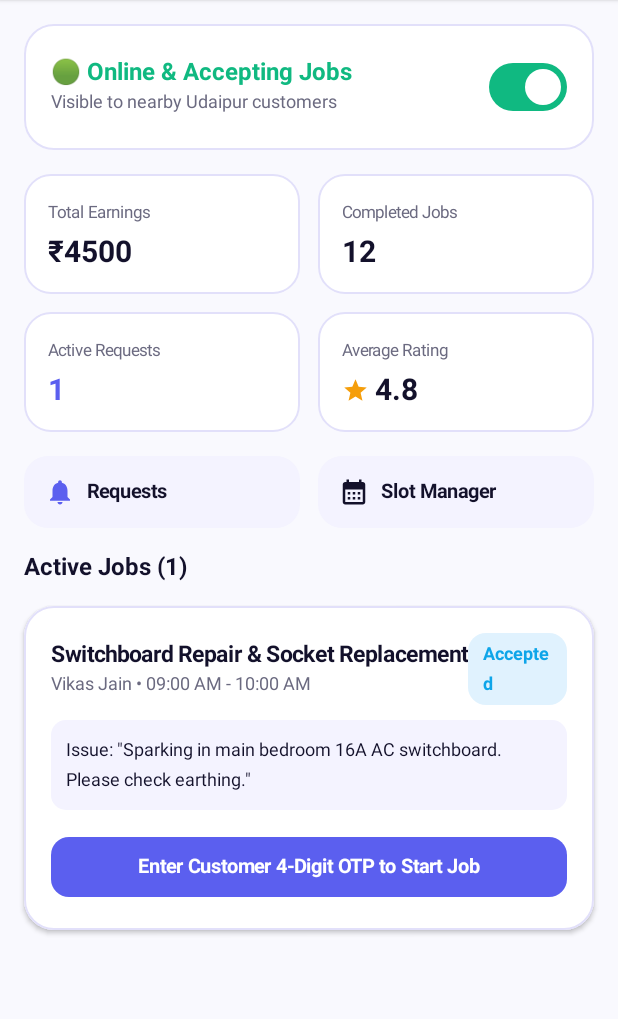
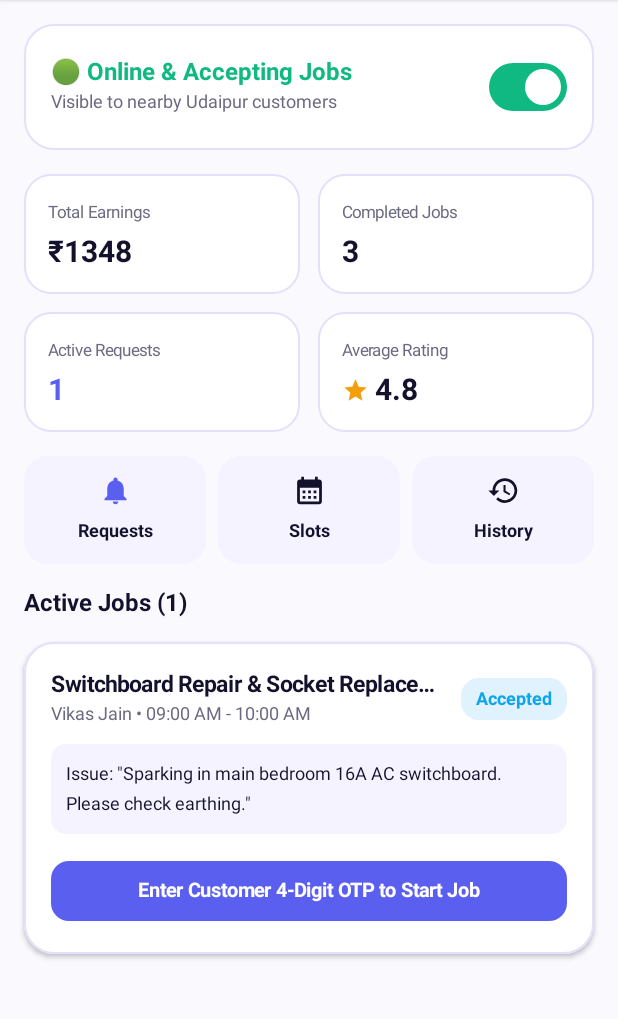
Before and after one commit to Siyagour/Neighborly, an Android app built with Jetpack Compose: the screen it shows after launch (MainActivity), after a tap on "Sign In", on a phone screen of 412 x 824 dp, the part 102-1121 px from its top. Run offline under Robolectric (Android 15) with nearby library versions, the phone set to English and light mode, and no system bars; our stand-ins replace Room's generated code; 2 other taps on this screen came first.

Commit message:
Fix slot manager toggles, add dedicated provider history screen, fix status bar overlap and badge layout, and bump Room to v3

```diff
--- a/app/src/main/java/com/neighborly/app/data/local/AppDatabase.kt
+++ b/app/src/main/java/com/neighborly/app/data/local/AppDatabase.kt
@@ -25,7 +25,7 @@ import com.neighborly.app.data.local.entity.UserAccountEntity
         BookingEntity::class,
         ReviewEntity::class
     ],
-    version = 2,
+    version = 3,
     exportSchema = false
 )
 abstract class AppDatabase : RoomDatabase() {
--- a/app/src/main/java/com/neighborly/app/data/repository/MarketplaceRepository.kt
+++ b/app/src/main/java/com/neighborly/app/data/repository/MarketplaceRepository.kt
@@ -200,6 +200,10 @@ class MarketplaceRepository(private val db: AppDatabase) {
         providerDao.updateOnlineStatus(providerId, isOnline)
     }
 
+    suspend fun setSlotBlocked(slotId: Long, isBlocked: Boolean) = withContext(Dispatchers.IO) {
+        slotDao.updateBlockedStatus(slotId, isBlocked)
+    }
+
     suspend fun toggleSlotBlocked(slotId: Long, currentBlocked: Boolean) = withContext(Dispatchers.IO) {
         slotDao.updateBlockedStatus(slotId, !currentBlocked)
     }
--- a/app/src/main/java/com/neighborly/app/data/seed/DatabaseSeedData.kt
+++ b/app/src/main/java/com/neighborly/app/data/seed/DatabaseSeedData.kt
@@ -608,6 +608,116 @@ object DatabaseSeedData {
                 rating = null,
                 reviewText = null,
                 isReviewed = false
+            ),
+            BookingEntity(
+                id = 3,
+                providerId = 1,
+                slotId = 4,
+                customerName = "Sunil Mehta",
+                customerPhone = "9829001122",
+                subServiceName = "Ceiling Fan Installation & Repair",
+                slotTime = "02:00 PM - 03:00 PM",
+                status = "Completed",
+                issueNote = "Fan regulator and bearing noise in drawing room.",
+                startOtp = "3810",
+                initialQuoteMinInr = 200,
+                initialQuoteMaxInr = 450,
+                revisedQuoteInr = null,
+                revisedQuoteReason = null,
+                isRevisedQuoteApproved = false,
+                finalPaidAmountInr = 399,
+                createdAt = System.currentTimeMillis() - 86400000,
+                rating = 5.0f,
+                reviewText = "Reached within 15 minutes in Panchwati! Cleaned up after fixing the switchboard.",
+                isReviewed = true
+            ),
+            BookingEntity(
+                id = 4,
+                providerId = 1,
+                slotId = 3,
+                customerName = "Pooja Rathore",
+                customerPhone = "9829112233",
+                subServiceName = "MCB / Fuse Box Troubleshooting",
+                slotTime = "11:00 AM - 12:00 PM",
+                status = "Completed",
+                issueNote = "Main MCB tripping repeatedly when geyser is turned on.",
+                startOtp = "7294",
+                initialQuoteMinInr = 350,
+                initialQuoteMaxInr = 800,
+                revisedQuoteInr = 650,
+                revisedQuoteReason = "Replaced faulty 32A C-curve Havells MCB",
+                isRevisedQuoteApproved = true,
+                finalPaidAmountInr = 650,
+                createdAt = System.currentTimeMillis() - (86400000 * 3),
+                rating = 4.5f,
+                reviewText = "Very polite technician and fair pricing. Ceiling fan runs quietly now.",
+                isReviewed = true
+            ),
+            BookingEntity(
+                id = 5,
+                providerId = 1,
+                slotId = 5,
+                customerName = "Harish Soni",
+                customerPhone = "9829223344",
+                subServiceName = "Switchboard Repair & Socket Replacement",
+                slotTime = "04:00 PM - 05:00 PM",
+                status = "Completed",
+                issueNote = "Burnt socket in kitchen refrigerator line.",
+                startOtp = "6152",
+                initialQuoteMinInr = 150,
+                initialQuoteMaxInr = 300,
+                revisedQuoteInr = null,
+                revisedQuoteReason = null,
+                isRevisedQuoteApproved = false,
+                finalPaidAmountInr = 299,
+                createdAt = System.currentTimeMillis() - (86400000 * 4),
+                rating = 5.0f,
+                reviewText = "Prompt, honest diagnostic and quick fix.",
+                isReviewed = true
+            ),
+            BookingEntity(
+                id = 6,
+                providerId = 1,
+                slotId = 6,
+                customerName = "Neeraj Chouhan",
+                customerPhone = "9829334455",
+                subServiceName = "Ceiling Fan Installation & Repair",
+                slotTime = "03:00 PM - 04:00 PM",
+                status = "Cancelled",
+                issueNote = "Customer cancelled: Plan postponed to next weekend.",
+                startOtp = "8401",
+                initialQuoteMinInr = 200,
+                initialQuoteMaxInr = 450,
+                revisedQuoteInr = null,
+                revisedQuoteReason = null,
+                isRevisedQuoteApproved = false,
+                finalPaidAmountInr = null,
+                createdAt = System.currentTimeMillis() - (86400000 * 5),
+                rating = null,
+                reviewText = null,
+                isReviewed = false
+            ),
+            BookingEntity(
+                id = 7,
+                providerId = 1,
+                slotId = 7,
+                customerName = "Ritu Dave",
+                customerPhone = "9829445566",
+                subServiceName = "MCB / Fuse Box Troubleshooting",
+                slotTime = "05:00 PM - 06:00 PM",
+                status = "Declined",
+                issueNote = "Location outside normal 5km radius (Debari).",
+                startOtp = "5521",
+                initialQuoteMinInr = 350,
+                initialQuoteMaxInr = 800,
+                revisedQuoteInr = null,
+                revisedQuoteReason = null,
+                isRevisedQuoteApproved = false,
+                finalPaidAmountInr = null,
+                createdAt = System.currentTimeMillis() - (86400000 * 6),
+                rating = null,
+                reviewText = null,
+                isReviewed = false
             )
         )
         for (booking in sampleBookings) {
--- a/app/src/main/java/com/neighborly/app/ui/components/StatusBadge.kt
+++ b/app/src/main/java/com/neighborly/app/ui/components/StatusBadge.kt
@@ -42,6 +42,8 @@ fun StatusBadge(
         color = textColor,
         fontWeight = FontWeight.Bold,
         fontSize = 12.sp,
+        maxLines = 1,
+        softWrap = false,
         modifier = modifier
             .background(bgColor, RoundedCornerShape(12.dp))
             .padding(horizontal = 10.dp, vertical = 4.dp)
--- a/app/src/main/java/com/neighborly/app/ui/components/TopBarWithRoleSwitch.kt
+++ b/app/src/main/java/com/neighborly/app/ui/components/TopBarWithRoleSwitch.kt
@@ -11,6 +11,7 @@ import androidx.compose.foundation.layout.Spacer
 import androidx.compose.foundation.layout.fillMaxWidth
 import androidx.compose.foundation.layout.padding
 import androidx.compose.foundation.layout.size
+import androidx.compose.foundation.layout.statusBarsPadding
 import androidx.compose.foundation.layout.width
 import androidx.compose.foundation.shape.CircleShape
 import androidx.compose.foundation.shape.RoundedCornerShape
@@ -44,7 +45,9 @@ fun TopBarWithRoleSwitch(
     Surface(
         color = Color.White,
         shadowElevation = 2.dp,
-        modifier = Modifier.fillMaxWidth()
+        modifier = Modifier
+            .fillMaxWidth()
+            .statusBarsPadding()
     ) {
         Row(
             modifier = Modifier
--- a/app/src/main/java/com/neighborly/app/ui/navigation/AppNavigation.kt
+++ b/app/src/main/java/com/neighborly/app/ui/navigation/AppNavigation.kt
@@ -30,6 +30,7 @@ import com.neighborly.app.ui.profile.ProfileScreen
 import com.neighborly.app.ui.profile.ProfileViewModel
 import com.neighborly.app.ui.provider.IncomingRequestsScreen
 import com.neighborly.app.ui.provider.ProviderDashboardScreen
+import com.neighborly.app.ui.provider.ProviderHistoryScreen
 import com.neighborly.app.ui.provider.ProviderViewModel
 import com.neighborly.app.ui.provider.SlotManagerScreen
 
@@ -155,6 +156,9 @@ fun AppNavigation(repository: MarketplaceRepository) {
                         },
                         onNavigateToIncomingRequests = {
                             navController.navigate(Screen.IncomingRequests.route)
+                        },
+                        onNavigateToHistory = {
+                            navController.navigate(Screen.ProviderHistory.route)
                         }
                     )
                 }
@@ -168,6 +172,13 @@ fun AppNavigation(repository: MarketplaceRepository) {
 
                 composable(Screen.IncomingRequests.route) {
                     IncomingRequestsScreen(
+                        viewModel = providerViewModel,
+                        onBackClick = { navController.popBackStack() }
+                    )
+                }
+
+                composable(Screen.ProviderHistory.route) {
+                    ProviderHistoryScreen(
                         viewModel = providerViewModel,
                         onBackClick = { navController.popBackStack() }
                     )
--- a/app/src/main/java/com/neighborly/app/ui/navigation/Screen.kt
+++ b/app/src/main/java/com/neighborly/app/ui/navigation/Screen.kt
@@ -14,6 +14,7 @@ sealed class Screen(val route: String) {
     object ProviderDashboard : Screen("provider_dashboard")
     object SlotManager : Screen("slot_manager")
     object IncomingRequests : Screen("incoming_requests")
+    object ProviderHistory : Screen("provider_history")
 
     object Profile : Screen("profile")
 }
--- a/app/src/main/java/com/neighborly/app/ui/provider/ProviderDashboardScreen.kt
+++ b/app/src/main/java/com/neighborly/app/ui/provider/ProviderDashboardScreen.kt
@@ -19,6 +19,7 @@ import androidx.compose.foundation.lazy.items
 import androidx.compose.foundation.shape.RoundedCornerShape
 import androidx.compose.material.icons.Icons
 import androidx.compose.material.icons.filled.CalendarMonth
+import androidx.compose.material.icons.filled.History
 import androidx.compose.material.icons.filled.Notifications
 import androidx.compose.material.icons.filled.Star
 import androidx.compose.material3.Badge
@@ -44,6 +45,7 @@ import androidx.compose.ui.Modifier
 import androidx.compose.ui.draw.clip
 import androidx.compose.ui.graphics.Color
 import androidx.compose.ui.text.font.FontWeight
+import androidx.compose.ui.text.style.TextOverflow
 import androidx.compose.ui.unit.dp
 import androidx.compose.ui.unit.sp
 import androidx.compose.ui.window.Dialog
@@ -67,7 +69,8 @@ import com.neighborly.app.ui.theme.TextSecondary
 fun ProviderDashboardScreen(
     viewModel: ProviderViewModel,
     onNavigateToSlotManager: () -> Unit,
-    onNavigateToIncomingRequests: () -> Unit
+    onNavigateToIncomingRequests: () -> Unit,
+    onNavigateToHistory: () -> Unit
 ) {
     val provider by viewModel.activeProvider.collectAsState()
     val metrics by viewModel.metrics.collectAsState()
@@ -235,11 +238,11 @@ fun ProviderDashboardScreen(
             }
         }
 
-        // 3. Action Navigation Buttons
+        // 3. Action Navigation Buttons (Requests, Slots, History)
         item {
             Row(
                 modifier = Modifier.fillMaxWidth(),
-                horizontalArrangement = Arrangement.spacedBy(12.dp)
+                horizontalArrangement = Arrangement.spacedBy(8.dp)
             ) {
                 // Incoming Requests button with badge
                 Card(
@@ -249,43 +252,35 @@ fun ProviderDashboardScreen(
                         .weight(1f)
                         .clickable { onNavigateToIncomingRequests() }
                 ) {
-                    Row(
+                    Column(
                         modifier = Modifier
                             .fillMaxWidth()
-                            .padding(14.dp),
-                        verticalAlignment = Alignment.CenterVertically,
-                        horizontalArrangement = Arrangement.SpaceBetween
+                            .padding(12.dp),
+                        horizontalAlignment = Alignment.CenterHorizontally
                     ) {
-                        Row(verticalAlignment = Alignment.CenterVertically) {
+                        BadgedBox(
+                            badge = {
+                                if (incomingRequests.isNotEmpty()) {
+                                    Badge(containerColor = PrimaryIndigo) {
+                                        Text(text = incomingRequests.size.toString(), color = Color.White)
+                                    }
+                                }
+                            }
+                        ) {
                             Icon(
                                 imageVector = Icons.Default.Notifications,
                                 contentDescription = "Requests",
                                 tint = PrimaryIndigo,
-                                modifier = Modifier.size(20.dp)
-                            )
-                            Spacer(modifier = Modifier.width(8.dp))
-                            Text(
-                                text = "Requests",
-                                fontSize = 13.sp,
-                                fontWeight = FontWeight.Bold,
-                                color = DeepNavy
+                                modifier = Modifier.size(22.dp)
                             )
                         }
-                        if (incomingRequests.isNotEmpty()) {
-                            Box(
-                                modifier = Modifier
-                                    .clip(RoundedCornerShape(10.dp))
-                                    .background(PrimaryIndigo)
-                                    .padding(horizontal = 8.dp, vertical = 2.dp)
-                            ) {
-                                Text(
-                                    text = incomingRequests.size.toString(),
-                                    color = Color.White,
-                                    fontSize = 11.sp,
-                                    fontWeight = FontWeight.Bold
-                                )
-                            }
-                        }
+                        Spacer(modifier = Modifier.height(6.dp))
+                        Text(
+                            text = "Requests",
+                            fontSize = 12.sp,
+                            fontWeight = FontWeight.Bold,
+                            color = DeepNavy
+                        )
                     }
                 }
 
@@ -297,22 +292,52 @@ fun ProviderDashboardScreen(
                         .weight(1f)
                         .clickable { onNavigateToSlotManager() }
                 ) {
-                    Row(
+                    Column(
                         modifier = Modifier
                             .fillMaxWidth()
-                            .padding(14.dp),
-                        verticalAlignment = Alignment.CenterVertically
+                            .padding(12.dp),
+                        horizontalAlignment = Alignment.CenterHorizontally
                     ) {
                         Icon(
                             imageVector = Icons.Default.CalendarMonth,
                             contentDescription = "Slots",
                             tint = DeepNavy,
-                            modifier = Modifier.size(20.dp)
+                            modifier = Modifier.size(22.dp)
                         )
-                        Spacer(modifier = Modifier.width(8.dp))
+                        Spacer(modifier = Modifier.height(6.dp))
                         Text(
-                            text = "Slot Manager",
-                            fontSize = 13.sp,
+                            text = "Slots",
+                            fontSize = 12.sp,
+                            fontWeight = FontWeight.Bold,
+                            color = DeepNavy
+                        )
+                    }
+                }
+
+                // History button
+                Card(
+                    shape = RoundedCornerShape(16.dp),
+                    colors = CardDefaults.cardColors(containerColor = SoftLavender),
+                    modifier = Modifier
+                        .weight(1f)
+                        .clickable { onNavigateToHistory() }
+                ) {
+                    Column(
+                        modifier = Modifier
+                            .fillMaxWidth()
+                            .padding(12.dp),
+                        horizontalAlignment = Alignment.CenterHorizontally
+                    ) {
+                        Icon(
+                            imageVector = Icons.Default.History,
+                            contentDescription = "History",
+                            tint = DeepNavy,
+                            modifier = Modifier.size(22.dp)
+                        )
+                        Spacer(modifier = Modifier.height(6.dp))
+                        Text(
+                            text = "History",
+                            fontSize = 12.sp,
                             fontWeight = FontWeight.Bold,
                             color = DeepNavy
                         )
@@ -363,12 +388,14 @@ fun ProviderDashboardScreen(
                             horizontalArrangement = Arrangement.SpaceBetween,
                             verticalAlignment = Alignment.CenterVertically
                         ) {
-                            Column {
+                            Column(modifier = Modifier.weight(1f)) {
                                 Text(
                                     text = job.subServiceName,
                                     fontSize = 15.sp,
                                     fontWeight = FontWeight.Bold,
-                                    color = DeepNavy
+                                    color = DeepNavy,
+                                    maxLines = 1,
+                                    overflow = TextOverflow.Ellipsis
                                 )
                                 Text(
                                     text = "${job.customerName} • ${job.slotTime}",
@@ -376,6 +403,7 @@ fun ProviderDashboardScreen(
                                     color = TextSecondary
                                 )
                             }
+                            Spacer(modifier = Modifier.width(8.dp))
                             StatusBadge(status = job.status)
                         }
 
--- a/app/src/main/java/com/neighborly/app/ui/provider/ProviderViewModel.kt
+++ b/app/src/main/java/com/neighborly/app/ui/provider/ProviderViewModel.kt
@@ -61,6 +61,14 @@ class ProviderViewModel(
         }
     }.stateIn(viewModelScope, SharingStarted.WhileSubscribed(5000), emptyList())
 
+    val historyBookings: StateFlow<List<BookingEntity>> = providerBookings.map { bookings ->
+        bookings.filter {
+            it.status == BookingStatus.COMPLETED.label ||
+                    it.status == BookingStatus.CANCELLED.label ||
+                    it.status == BookingStatus.DECLINED.label
+        }
+    }.stateIn(viewModelScope, SharingStarted.WhileSubscribed(5000), emptyList())
+
     val metrics: StateFlow<ProviderMetrics> = providerBookings.map { bookings ->
         val completed = bookings.filter { it.status == BookingStatus.COMPLETED.label }
         val active = bookings.filter {
@@ -78,9 +86,9 @@ class ProviderViewModel(
             activeProvider.value?.rating ?: 4.8f
         }
         ProviderMetrics(
-            totalEarningsInr = earnings + 4500, // Include historical base earnings
+            totalEarningsInr = earnings,
             activeJobsCount = active.size,
-            completedJobsCount = completed.size + 12,
+            completedJobsCount = completed.size,
             averageRating = Math.round(avgRating * 10f) / 10f
         )
     }.stateIn(viewModelScope, SharingStarted.WhileSubscribed(5000), ProviderMetrics())
@@ -91,9 +99,15 @@ class ProviderViewModel(
         }
     }
 
+    fun setSlotBlocked(slotId: Long, isBlocked: Boolean) {
+        viewModelScope.launch {
+            repository.setSlotBlocked(slotId, isBlocked)
+        }
+    }
+
     fun toggleSlotBlocked(slotId: Long, currentBlocked: Boolean) {
         viewModelScope.launch {
-            repository.toggleSlotBlocked(slotId, currentBlocked)
+            repository.setSlotBlocked(slotId, !currentBlocked)
         }
     }
 
```
Also changed, not shown: app/src/main/java/com/neighborly/app/ui/provider/ProviderHistoryScreen.kt (added, +365 -0 lines), app/src/main/java/com/neighborly/app/ui/provider/SlotManagerScreen.kt (+42 -22 lines), 1 other file.
